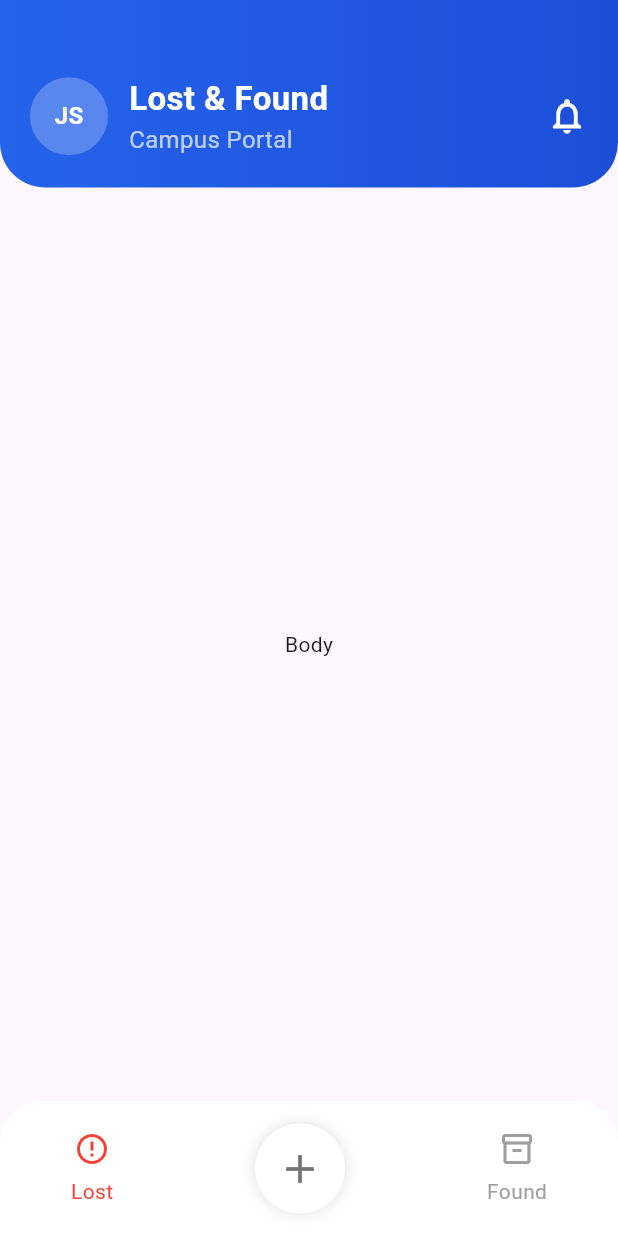
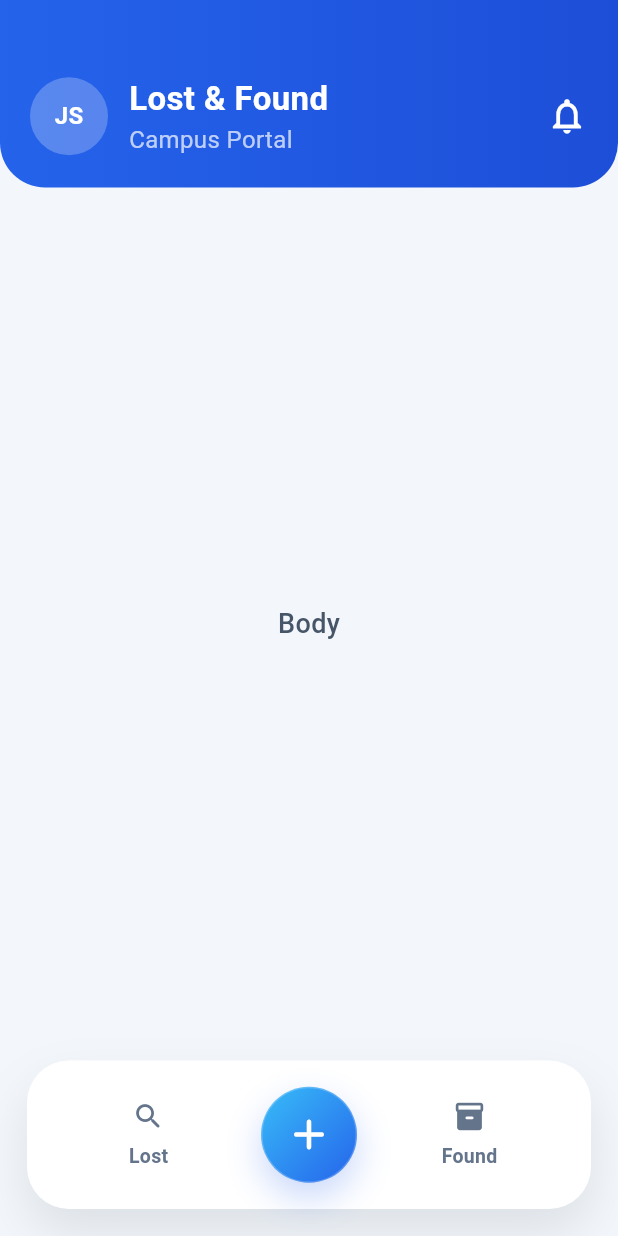
Before and after one commit to Oyunbldd/thesis, a Flutter app: the HomeView screen opened by its route, on a phone screen of 412 x 824 dp. Run offline on Flutter 3.47's test engine with Material 3 defaults, Android fonts, the light colour scheme and no system bars.

Commit message:
frontend:Bottom navigation bar style changed (#issue27)

```diff
--- a/lost_found_app/lib/views/home/home_view.dart
+++ b/lost_found_app/lib/views/home/home_view.dart
@@ -8,14 +8,28 @@ class HomeView extends StatelessWidget {
   @override
   Widget build(BuildContext context) {
     return Scaffold(
+      backgroundColor: const Color(0xFFF3F7FB),
       body: Column(
         crossAxisAlignment: CrossAxisAlignment.stretch,
         children: [
-          HomeHeader(),
-          Expanded(child: Center(child: Text("Body"))),
+          const HomeHeader(),
+          const Expanded(
+            child: Center(
+              child: Text(
+                "Body",
+                style: TextStyle(
+                  color: Color(0xFF475569),
+                  fontSize: 18,
+                  fontWeight: FontWeight.w500,
+                ),
+              ),
+            ),
+          ),
         ],
       ),
-      bottomNavigationBar: const BottomNavBar(),
+      bottomNavigationBar: const BottomNavBar(
+        currentItem: BottomNavItem.report,
+      ),
     );
   }
 }
--- a/lost_found_app/lib/widgets/bottom_nav_bar.dart
+++ b/lost_found_app/lib/widgets/bottom_nav_bar.dart
@@ -1,49 +1,150 @@
 import 'package:flutter/material.dart';
 
+enum BottomNavItem { lost, report, found }
+
 class BottomNavBar extends StatelessWidget {
-  const BottomNavBar({super.key});
+  const BottomNavBar({
+    super.key,
+    this.currentItem = BottomNavItem.report,
+    this.onItemSelected,
+  });
+
+  final BottomNavItem currentItem;
+  final ValueChanged<BottomNavItem>? onItemSelected;
 
   @override
   Widget build(BuildContext context) {
-    return Container(
-      height: 90,
-      decoration: const BoxDecoration(
-        color: Colors.white,
-        borderRadius: BorderRadius.vertical(top: Radius.circular(28)),
-      ),
-      child: Row(
-        mainAxisAlignment: MainAxisAlignment.spaceAround,
-        children: [
-          Column(
-            mainAxisAlignment: MainAxisAlignment.center,
-            children: const [
-              Icon(Icons.error_outline, color: Colors.red),
-              SizedBox(height: 6),
-              Text("Lost", style: TextStyle(color: Colors.red)),
+    return SafeArea(
+      top: false,
+      child: Padding(
+        padding: const EdgeInsets.fromLTRB(18, 0, 18, 18),
+        child: Container(
+          padding: const EdgeInsets.symmetric(horizontal: 18, vertical: 14),
+          decoration: BoxDecoration(
+            color: const Color(0xFFFFFFFF),
+            borderRadius: BorderRadius.circular(28),
+            boxShadow: [
+              BoxShadow(
+                color: const Color(0xFF0F172A).withValues(alpha: 0.10),
+                blurRadius: 28,
+                offset: const Offset(0, 16),
+              ),
             ],
           ),
-
-          Container(
-            width: 60,
-            height: 60,
-            decoration: const BoxDecoration(
-              color: Colors.white,
-              shape: BoxShape.circle,
-              boxShadow: [BoxShadow(blurRadius: 8, color: Colors.black12)],
-            ),
-            child: const Icon(Icons.add, size: 32, color: Colors.black54),
-          ),
-
-          Column(
-            mainAxisAlignment: MainAxisAlignment.center,
-            children: const [
-              Icon(Icons.inventory_2_outlined, color: Colors.grey),
-              SizedBox(height: 6),
-              Text("Found", style: TextStyle(color: Colors.grey)),
+          child: Row(
+            children: [
+              Expanded(
+                child: _NavItem(
+                  label: 'Lost',
+                  icon: Icons.search_rounded,
+                  isSelected: currentItem == BottomNavItem.lost,
+                  onTap: () => onItemSelected?.call(BottomNavItem.lost),
+                ),
+              ),
+              Padding(
+                padding: const EdgeInsets.symmetric(horizontal: 12),
+                child: _CenterAction(
+                  onTap: () => onItemSelected?.call(BottomNavItem.report),
+                ),
+              ),
+              Expanded(
+                child: _NavItem(
+                  label: 'Found',
+                  icon: Icons.inventory_2_rounded,
+                  isSelected: currentItem == BottomNavItem.found,
+                  onTap: () => onItemSelected?.call(BottomNavItem.found),
+                ),
+              ),
             ],
           ),
-        ],
+        ),
       ),
     );
   }
 }
+
+class _NavItem extends StatelessWidget {
+  const _NavItem({
+    required this.label,
+    required this.icon,
+    required this.isSelected,
+    required this.onTap,
+  });
+
+  final String label;
+  final IconData icon;
+  final bool isSelected;
+  final VoidCallback onTap;
+
+  @override
+  Widget build(BuildContext context) {
+    final Color textColor = isSelected
+        ? const Color(0xFF2563EB)
+        : const Color(0xFF64748B);
+
+    return InkWell(
+      borderRadius: BorderRadius.circular(22),
+      onTap: onTap,
+      child: AnimatedContainer(
+        duration: const Duration(milliseconds: 220),
+        curve: Curves.easeOutCubic,
+        padding: const EdgeInsets.symmetric(horizontal: 12, vertical: 12),
+        decoration: BoxDecoration(
+          color: isSelected ? const Color(0xFFEFF6FF) : Colors.transparent,
+          borderRadius: BorderRadius.circular(22),
+        ),
+        child: Column(
+          mainAxisAlignment: MainAxisAlignment.center,
+          mainAxisSize: MainAxisSize.min,
+          children: [
+            Icon(icon, color: textColor, size: 22),
+            const SizedBox(height: 6),
+            Text(
+              label,
+              style: TextStyle(
+                color: textColor,
+                fontSize: 13,
+                fontWeight: FontWeight.w600,
+                letterSpacing: 0.2,
+              ),
+            ),
+          ],
+        ),
+      ),
+    );
+  }
+}
+
+class _CenterAction extends StatelessWidget {
+  const _CenterAction({required this.onTap});
+
+  final VoidCallback onTap;
+
+  @override
+  Widget build(BuildContext context) {
+    return GestureDetector(
+      onTap: onTap,
+      child: Container(
+        width: 64,
+        height: 64,
+        decoration: BoxDecoration(
+          gradient: const LinearGradient(
+            colors: [Color(0xFF38BDF8), Color(0xFF2563EB)],
+            begin: Alignment.topLeft,
+            end: Alignment.bottomRight,
+          ),
+          shape: BoxShape.circle,
+          border: Border.all(color: Colors.white.withValues(alpha: 0.22)),
+          boxShadow: const [
+            BoxShadow(
+              color: Color(0x402563EB),
+              blurRadius: 20,
+              offset: Offset(0, 10),
+            ),
+          ],
+        ),
+        child: const Icon(Icons.add_rounded, color: Colors.white, size: 34),
+      ),
+    );
+  }
+}
```
Also changed, not shown: 15 other files.
